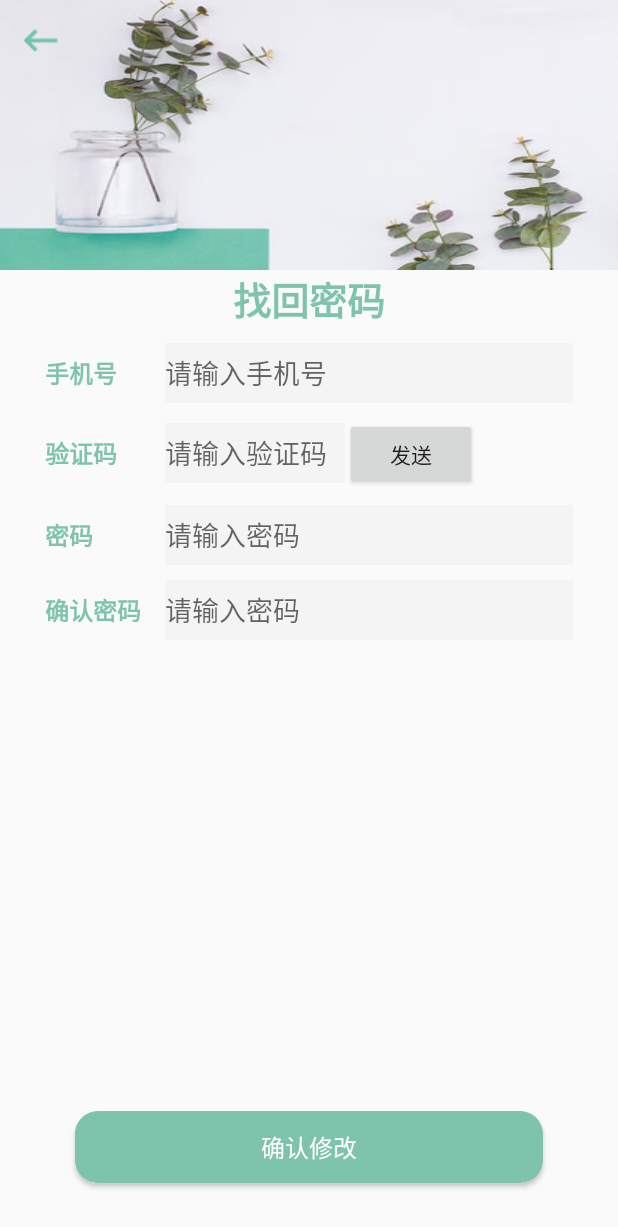
After one commit to XyliaYang/Cold_Chain_logistic, an Android app: the FindPwdActivity screen opened directly, with no data from a screen before it, on a phone screen of 412 x 824 dp. The commit adds this screen. Shown: the top 1227 px of the screen. Run offline under Robolectric (Android 15) with nearby library versions, the phone set to English and light mode, and no system bars; libraries missing offline, so code that uses them is left out: cn.smssdk, com.mob; 1 statement that could not run was skipped.

Commit message:
update pwd and fix sme error.

```diff
--- a/app/src/main/AndroidManifest.xml
+++ b/app/src/main/AndroidManifest.xml
@@ -26,7 +26,7 @@
         <activity android:name=".activity.LoginActivity"></activity>
         <activity android:name=".activity.RegisterActivity"></activity>
         <activity android:name=".activity.MainActivity"></activity>
-
+        <activity android:name=".activity.FindPwdActivity"></activity>
 
     </application>
 
--- /dev/null
+++ b/app/src/main/java/com/example/hp/cold_chain_logistic/activity/FindPwdActivity.java
@@ -0,0 +1,220 @@
+package com.example.hp.cold_chain_logistic.activity;
+
+import android.accounts.Account;
+import android.content.Intent;
+import android.os.Bundle;
+import android.support.annotation.Nullable;
+import android.util.Log;
+import android.view.View;
+import android.widget.Button;
+import android.widget.EditText;
+
+import com.example.hp.cold_chain_logistic.R;
+import com.example.hp.cold_chain_logistic.base.BaseActivity;
+import com.example.hp.cold_chain_logistic.base.ConstData;
+import com.example.hp.cold_chain_logistic.ui.ComWidget;
+import com.example.hp.cold_chain_logistic.utils.HttpUtils;
+import com.example.hp.cold_chain_logistic.utils.Utility;
+
+import java.io.IOException;
+
+import cn.smssdk.EventHandler;
+import cn.smssdk.SMSSDK;
+import okhttp3.Call;
+import okhttp3.Response;
+
+/**
+ * @Createdby LizYang
+ * @Version: V 1.0
+ * @Date: 2018/5/5
+ * @Description:
+ */
+
+public class FindPwdActivity extends BaseActivity {
+
+    EditText et_find_pwd_phone;
+    EditText et_find_pwd_validate;
+    EditText et_find_pwd_pwd;
+    EditText et_pwd_find_pwd_again;
+    Button bt_find_pwd_send;
+    Button btn_find_pwd;
+
+
+    String phone="";
+    String validate="";
+    String pwd="";
+    String pwd_again="";
+    String url= ConstData.getUSER_ITERFACE_SERVER()+"updateuser.php?";
+
+    @Override
+    protected void onCreate(@Nullable Bundle savedInstanceState) {
+        super.onCreate(savedInstanceState);
+        setContentView(R.layout.activity_find_pwd);
+
+        init();
+
+
+
+        //发送
+        bt_find_pwd_send.setOnClickListener(new View.OnClickListener() {
+            @Override
+            public void onClick(View v) {
+                phone=et_find_pwd_phone.getText().toString();
+                if (phone.equals("")){
+                    runOnUiThread(new Runnable() {
+                        @Override
+                        public void run() {
+                            ComWidget.ToastShow("请输入手机号!",FindPwdActivity.this);
+                        }
+                    });
+                }else{
+                    sendCode("86",phone);
+                }
+
+
+            }
+        });
+
+
+        //确认修改
+        btn_find_pwd.setOnClickListener(new View.OnClickListener() {
+            @Override
+            public void onClick(View v) {
+                validate=et_find_pwd_validate.getText().toString();
+                pwd=et_find_pwd_pwd.getText().toString();
+                pwd_again=et_pwd_find_pwd_again.getText().toString();
+
+                if (validate.equals("")||pwd.equals("")||pwd_again.equals("")){
+                    runOnUiThread(new Runnable() {
+                        @Override
+                        public void run() {
+                            ComWidget.ToastShow("请检查输入不为空！",FindPwdActivity.this);
+                        }
+                    });
+
+                }else if(!pwd.equals(pwd_again)){
+                    runOnUiThread(new Runnable() {
+                        @Override
+                        public void run() {
+                            ComWidget.ToastShow("两次输入密码不一致！",FindPwdActivity.this);
+                        }
+                    });
+
+                }else{
+                    submitCode("86",phone,validate);
+
+                }
+
+            }
+        });
+
+
+
+
+
+    }
+
+    @Override
+    protected void init() {
+         et_find_pwd_phone=findViewById(R.id.et_find_pwd_phone);
+        et_find_pwd_validate=findViewById(R.id.et_find_pwd_validate);
+         et_find_pwd_pwd=findViewById(R.id.et_find_pwd_pwd);
+         et_pwd_find_pwd_again=findViewById(R.id.et_pwd_find_pwd_again);
+         bt_find_pwd_send=findViewById(R.id.bt_find_pwd_send);
+         btn_find_pwd=findViewById(R.id.btn_find_pwd);
+    }
+
+
+
+    private void submitCode(String country, final String phone, String code) {
+        // 注册一个事件回调，用于处理提交验证码操作的结果
+        SMSSDK.registerEventHandler(new EventHandler() {
+            public void afterEvent(int event, int result, Object data) {
+                if (result == SMSSDK.RESULT_COMPLETE) {
+                    // TODO 处理验证成功的结果
+                    url+="account="+ phone+"&pwd="+pwd;
+                    HttpUtils.sendOkHttpRequest(url, new okhttp3.Callback() {
+                        @Override
+                        public void onFailure(Call call, IOException e) {
+                            runOnUiThread(new Runnable() {
+                                @Override
+                                public void run() {
+                                    ComWidget.ToastShow("请检查网络连接状态！",FindPwdActivity.this);
+                                }
+                            });
+                        }
+
+                        @Override
+                        public void onResponse(Call call, Response response) throws IOException {
+
+                            String data=response.body().string();
+                            int result= Utility.getJsonObjectAttr(data,"code");
+                            if(result==200){
+                                runOnUiThread(new Runnable() {
+                                    @Override
+                                    public void run() {
+                                        ComWidget.ToastShow("修改成功！",FindPwdActivity.this);
+                                    startAct(FindPwdActivity.this,LoginActivity.class);
+                                    finish();
+                                    }
+                                });
+
+                            }else{
+                                runOnUiThread(new Runnable() {
+                                    @Override
+                                    public void run() {
+                                        ComWidget.ToastShow("更新操作失败！",FindPwdActivity.this);
+                                    }
+                                });
+                            }
+                        }
+                    });
+
+
+                } else{
+                    // TODO 处理错误的结果
+                    runOnUiThread(new Runnable() {
+                        @Override
+                        public void run() {
+                            ComWidget.ToastShow("验证不成功！",FindPwdActivity.this);
+
+                        }
+                    });
+
+                }
+
+            }
+        });
+        // 触发操作
+        SMSSDK.submitVerificationCode(country, phone, code);
+    }
+
+    private void sendCode(String country, String phone) {
+        // 注册一个事件回调，用于处理发送验证码操作的结果
+        SMSSDK.registerEventHandler(new EventHandler() {
+            public void afterEvent(int event, int result, Object data) {
+                if (result == SMSSDK.RESULT_COMPLETE) {
+                    // TODO 处理成功得到验证码的结果
+                    // 请注意，此时只是完成了发送验证码的请求，验证码短信还需要几秒钟之后才送达
+                    runOnUiThread(new Runnable() {
+                        @Override
+                        public void run() {
+                            ComWidget.ToastShow("发送成功！",FindPwdActivity.this);
+                        }
+                    });
+
+                } else{
+                    // TODO 处理错误的结果
+                    runOnUiThread(new Runnable() {
+                        @Override
+                        public void run() {
+                            ComWidget.ToastShow("发送失败，请核对手机号后重新发送！",FindPwdActivity.this);
+                        }
+                    });
+                }
+            }
+        });
+        // 触发操作
+        SMSSDK.getVerificationCode(country,phone);
+    }
+}
--- a/app/src/main/java/com/example/hp/cold_chain_logistic/activity/MainActivity.java
+++ b/app/src/main/java/com/example/hp/cold_chain_logistic/activity/MainActivity.java
@@ -44,8 +44,8 @@ public class MainActivity extends BaseActivity {
     public   BottomBar bbar_main;
     public   OneFragment  fg_one;
     private  TwoFragment  fg_two;
-    private  ThreeFragment  fg_three;
-    private  FourFragment  fg_four;
+    public   ThreeFragment  fg_three;
+    public   FourFragment  fg_four;
     public   FragmentManager fragmentManager;
     public   FragmentTransaction transaction;
 
--- a/app/src/main/java/com/example/hp/cold_chain_logistic/base/BaseActivity.java
+++ b/app/src/main/java/com/example/hp/cold_chain_logistic/base/BaseActivity.java
@@ -8,6 +8,7 @@ import android.support.v7.app.AppCompatActivity;
 import android.view.View;
 
 import com.example.hp.cold_chain_logistic.beans.ActivityCollector;
+import com.mob.MobSDK;
 
 
 /**
@@ -24,6 +25,7 @@ public abstract class BaseActivity extends AppCompatActivity {
     protected void onCreate(@Nullable Bundle savedInstanceState) {
         super.onCreate(savedInstanceState);
 
+        MobSDK.init(this);
         startActivityState(this);
         init();
 
--- a/app/src/main/java/com/example/hp/cold_chain_logistic/fragment/OneFragment.java
+++ b/app/src/main/java/com/example/hp/cold_chain_logistic/fragment/OneFragment.java
@@ -78,7 +78,7 @@ public class OneFragment extends Fragment {
         iv_fg_one_del = view.findViewById(R.id.iv_fg_one_del);
         oneShowFragment = new OneShowFragment();
 
-       // et_fg_one.setSaveEnabled(false);
+        et_fg_one.setSaveEnabled(false);
 
         return view;
     }
@@ -104,6 +104,8 @@ public class OneFragment extends Fragment {
         if(!et_string.equals("")){
             et_fg_one.setText(et_string);
         }
+
+        Log.d("mainactivity", "onActivityCreated: et_string:---"+et_string);
 
 
          //清空按钮
--- /dev/null
+++ b/app/src/main/res/layout/activity_find_pwd.xml
@@ -0,0 +1,146 @@
+<?xml version="1.0" encoding="utf-8"?>
+<LinearLayout xmlns:android="http://schemas.android.com/apk/res/android"
+    xmlns:app="http://schemas.android.com/apk/res-auto"
+    android:layout_width="match_parent"
+    android:layout_height="match_parent"
+    android:orientation="vertical"
+
+    >
+
+    <LinearLayout
+        android:layout_width="match_parent"
+        android:layout_height="180dp"
+        android:orientation="vertical"
+        android:background="@mipmap/bg_login"
+        >
+
+
+        <com.example.hp.cold_chain_logistic.ui.TitleActivityLayout
+            android:layout_width="match_parent"
+            android:layout_height="wrap_content">
+
+
+        </com.example.hp.cold_chain_logistic.ui.TitleActivityLayout>
+
+    </LinearLayout>
+
+
+
+
+    <LinearLayout
+        android:layout_width="match_parent"
+        android:layout_height="200dp"
+        android:layout_weight="5"
+        android:layout_marginLeft="30dp"
+        android:layout_marginRight="30dp"
+        android:orientation="vertical">
+
+        <TextView
+            style="@style/text_title"
+            android:layout_width="wrap_content"
+            android:layout_height="wrap_content"
+            android:layout_gravity="center"
+            android:text="找回密码"/>
+
+
+        <LinearLayout
+            android:layout_width="match_parent"
+            android:layout_height="wrap_content"
+            android:layout_marginTop="10dp"
+            android:orientation="horizontal">
+
+            <TextView
+                style="@style/text_intro"
+                android:layout_width="80dp"
+                android:layout_height="wrap_content"
+                android:text="@string/find_pwd_phone" />
+
+            <EditText
+                android:id="@+id/et_find_pwd_phone"
+                style="@style/edit"
+                android:layout_width="match_parent"
+                android:hint="@string/find_pwd_phone_hint" />
+        </LinearLayout>
+
+
+
+        <LinearLayout
+            android:layout_width="match_parent"
+            android:layout_height="wrap_content"
+            android:layout_marginTop="10dp"
+            android:orientation="horizontal">
+
+            <TextView
+                style="@style/text_intro"
+                android:layout_width="80dp"
+                android:layout_height="wrap_content"
+                android:text="@string/find_pwd_validate" />
+
+            <EditText
+                android:id="@+id/et_find_pwd_validate"
+                style="@style/edit"
+                android:layout_width="120dp"
+                android:hint="@string/find_pwd_validate_hint" />
+
+            <Button
+                android:id="@+id/bt_find_pwd_send"
+                android:layout_width="wrap_content"
+                android:layout_height="wrap_content"
+                android:text="发送" />
+        </LinearLayout>
+
+
+        <LinearLayout
+            android:layout_width="match_parent"
+            android:layout_height="wrap_content"
+            android:layout_marginTop="10dp"
+            android:orientation="horizontal">
+
+            <TextView
+                style="@style/text_intro"
+                android:layout_width="80dp"
+                android:layout_height="wrap_content"
+                android:text="@string/pwd" />
+
+            <EditText
+                android:id="@+id/et_find_pwd_pwd"
+                style="@style/edit"
+                android:layout_width="match_parent"
+                android:inputType="textPassword"
+                android:hint="@string/pwd_hint" />
+        </LinearLayout>
+
+        <LinearLayout
+            android:layout_width="match_parent"
+            android:layout_height="wrap_content"
+            android:layout_marginTop="10dp"
+            android:orientation="horizontal">
+
+            <TextView
+                style="@style/text_intro"
+                android:layout_width="80dp"
+                android:layout_height="wrap_content"
+                android:text="@string/register_pwd_confirm" />
+
+            <EditText
+                android:id="@+id/et_pwd_find_pwd_again"
+                style="@style/edit"
+                android:layout_width="match_parent"
+                android:hint="@string/register_pwd_confirm_hint"
+                android:inputType="textPassword" />
+        </LinearLayout>
+
+
+
+
+    </LinearLayout>
+
+    <Button
+        android:id="@+id/btn_find_pwd"
+        style="@style/btn"
+        android:layout_width="match_parent"
+        android:layout_height="wrap_content"
+        android:layout_marginBottom="35dp"
+        android:text="确认修改" />
+
+</LinearLayout>
--- a/app/src/main/res/values/strings.xml
+++ b/app/src/main/res/values/strings.xml
@@ -21,6 +21,11 @@
     <string name="register_autograph">个性签名</string>
     <string name="register_autograph_hint">一句话介绍自己</string>
 
+    <!--find_pwd-->
+    <string name="find_pwd_phone">手机号</string>
+    <string name="find_pwd_phone_hint">请输入手机号</string>
+    <string name="find_pwd_validate">验证码</string>
+    <string name="find_pwd_validate_hint">请输入验证码</string>
 
 
 
--- a/build.gradle
+++ b/build.gradle
@@ -5,10 +5,13 @@ buildscript {
     repositories {
         google()
         jcenter()
+        maven {
+            url "http://mvn.mob.com/android"
+        }
     }
     dependencies {
         classpath 'com.android.tools.build:gradle:3.0.1'
-
+        classpath "com.mob.sdk:MobSDK:+"
 
         // NOTE: Do not place your application dependencies here; they belong
         // in the individual module build.gradle files
```
Also changed, not shown: app/build.gradle (+8 -0 lines), app/src/main/java/com/example/hp/cold_chain_logistic/activity/LoginActivity.java (+27 -1 lines), app/src/main/java/com/example/hp/cold_chain_logistic/fragment/FourFragment.java (+37 -10 lines), app/src/main/java/com/example/hp/cold_chain_logistic/fragment/ThreeFragment.java (+19 -1 lines), app/src/main/res/layout/activity_login.xml (+1 -21 lines).
